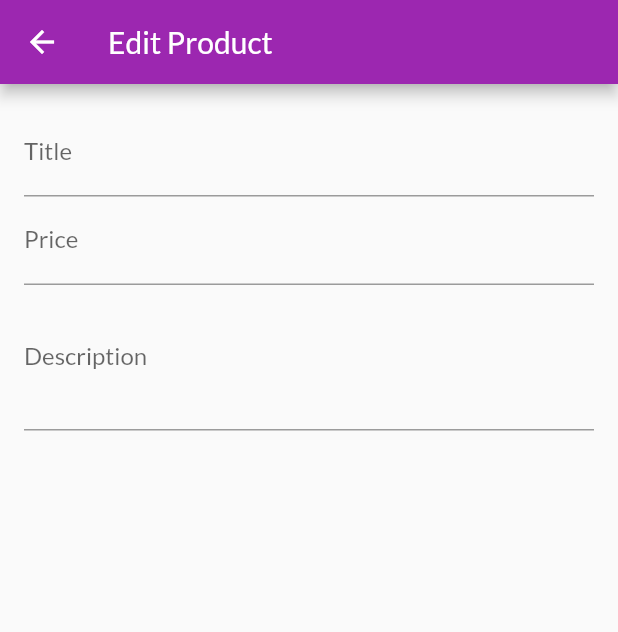
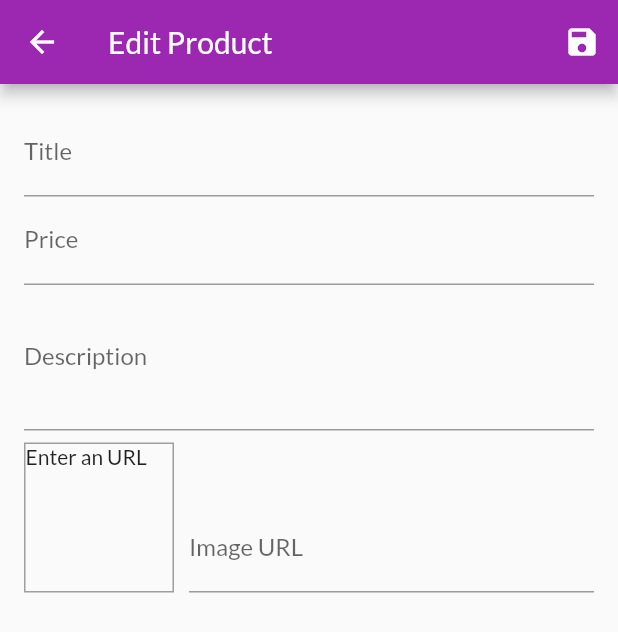
Before and after one commit to venkateswarlugupta31/E-Commerce, a Flutter app: the EditProductScreen screen opened by its route, on a phone screen of 412 x 824 dp. Shown: the top 632 px of the screen. Run offline on Flutter 3.47's test engine with Material 2 defaults, Android fonts, the phone set to English and light mode, and no system bars; network calls fail.

Commit message:
Form user input - edit Product

```diff
--- a/lib/screens/edit_product_screen.dart
+++ b/lib/screens/edit_product_screen.dart
@@ -1,4 +1,6 @@
 import 'package:flutter/material.dart';
+import 'package:shop/screens/product_detail_screen.dart';
+import '../providers/product.dart';
 
 class EditProductScreen extends StatefulWidget {
   static const routeName = '/edit-product';
@@ -10,12 +12,46 @@ class EditProductScreen extends StatefulWidget {
 class _EditProductScreenState extends State<EditProductScreen> {
   FocusNode _priceFocusNode = FocusNode();
   FocusNode _descriptionFocusNode = FocusNode();
+  FocusNode _imageUrlFocusNode = FocusNode();
+
+  final _imageUrlController = TextEditingController();
+
+  final _form = GlobalKey<FormState>();
+
+  var _editedProduct = Product(
+    id: 'null',
+    title: '',
+    price: 0,
+    description: '',
+    imageUrl: '',
+  );
+
+  @override
+  void initState() {
+    _imageUrlFocusNode.addListener(_updateImageUrl);
+    super.initState();
+  }
 
   @override
   void dispose() {
+    _imageUrlFocusNode.removeListener(_updateImageUrl);
     _priceFocusNode.dispose();
     _descriptionFocusNode.dispose();
+    _imageUrlFocusNode.dispose();
+    _imageUrlController.dispose();
     super.dispose();
+  }
+
+  void _updateImageUrl() {
+    if (!_imageUrlFocusNode.hasFocus) setState(() {});
+  }
+
+  void _saveForm() {
+    _form.currentState.save();
+    print(_editedProduct.title);
+    print(_editedProduct.price);
+    print(_editedProduct.description);
+    print(_editedProduct.imageUrl);
   }
 
   @override
@@ -23,15 +59,31 @@ class _EditProductScreenState extends State<EditProductScreen> {
     return Scaffold(
       appBar: AppBar(
         title: Text('Edit Product'),
+        actions: [
+          IconButton(
+            icon: Icon(Icons.save),
+            onPressed: _saveForm,
+          ),
+        ],
       ),
       body: Padding(
         padding: const EdgeInsets.all(16.0),
         child: Form(
+          key: _form,
           child: ListView(
             children: [
               TextFormField(
                 decoration: InputDecoration(labelText: 'Title'),
                 textInputAction: TextInputAction.next,
+                onSaved: (value) {
+                  _editedProduct = Product(
+                    id: null,
+                    title: value,
+                    price: _editedProduct.price,
+                    description: _editedProduct.description,
+                    imageUrl: _editedProduct.imageUrl,
+                  );
+                },
                 onFieldSubmitted: (value) =>
                     FocusScope.of(context).requestFocus(_priceFocusNode),
               ),
@@ -40,6 +92,15 @@ class _EditProductScreenState extends State<EditProductScreen> {
                 textInputAction: TextInputAction.next,
                 keyboardType: TextInputType.number,
                 focusNode: _priceFocusNode,
+                onSaved: (value) {
+                  _editedProduct = Product(
+                    id: null,
+                    title: _editedProduct.title,
+                    price: double.parse(value),
+                    description: _editedProduct.description,
+                    imageUrl: _editedProduct.imageUrl,
+                  );
+                },
                 onFieldSubmitted: (value) =>
                     FocusScope.of(context).requestFocus(_descriptionFocusNode),
               ),
@@ -48,7 +109,57 @@ class _EditProductScreenState extends State<EditProductScreen> {
                 maxLines: 3,
                 keyboardType: TextInputType.multiline,
                 focusNode: _descriptionFocusNode,
-              )
+                onSaved: (value) {
+                  _editedProduct = Product(
+                    id: null,
+                    title: _editedProduct.title,
+                    price: _editedProduct.price,
+                    description: value,
+                    imageUrl: _editedProduct.imageUrl,
+                  );
+                },
+              ),
+              Row(
+                crossAxisAlignment: CrossAxisAlignment.end,
+                children: [
+                  Container(
+                    width: 100,
+                    height: 100,
+                    margin: EdgeInsets.only(top: 8, right: 10),
+                    decoration: BoxDecoration(
+                      border: Border.all(
+                        width: 1,
+                        color: Colors.grey,
+                      ),
+                    ),
+                    child: _imageUrlController.text.isEmpty
+                        ? Text('Enter an URL')
+                        : FittedBox(
+                            child: Image.network(_imageUrlController.text),
+                            fit: BoxFit.cover,
+                          ),
+                  ),
+                  Expanded(
+                    child: TextFormField(
+                      decoration: InputDecoration(labelText: 'Image URL'),
+                      keyboardType: TextInputType.url,
+                      textInputAction: TextInputAction.done,
+                      controller: _imageUrlController,
+                      focusNode: _imageUrlFocusNode,
+                      onFieldSubmitted: (_) => _saveForm(),
+                      onSaved: (value) {
+                        _editedProduct = Product(
+                          id: null,
+                          title: _editedProduct.title,
+                          price: _editedProduct.price,
+                          description: _editedProduct.description,
+                          imageUrl: value,
+                        );
+                      },
+                    ),
+                  ),
+                ],
+              ),
             ],
           ),
         ),
```
